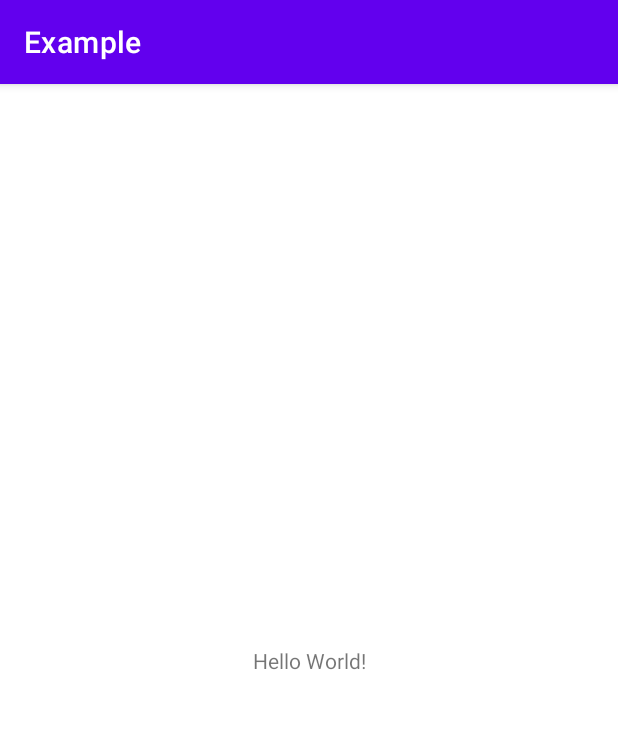
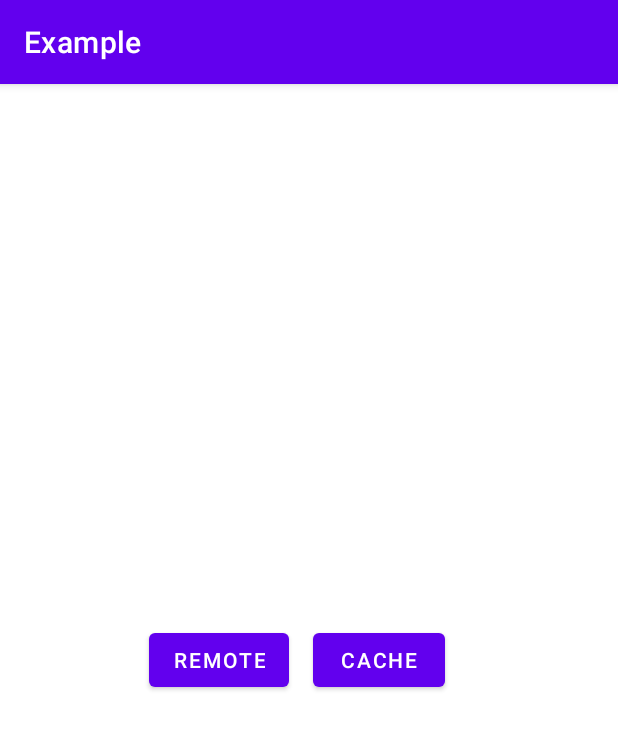
Before and after one commit to macsystems/CleanArchitectureBluePrint, an Android app: the screen it shows after launch (MainActivity), on a phone screen of 412 x 824 dp. Shown: the top 729 px of the screen. Run offline under Robolectric (Android 15) with nearby library versions, the phone set to English and light mode, and no system bars.

```diff
--- a/example/src/main/res/layout/activity_main.xml
+++ b/example/src/main/res/layout/activity_main.xml
@@ -6,13 +6,30 @@
     android:layout_height="match_parent"
     tools:context=".MainActivity">
 
-    <TextView
+    <Button
+        android:id="@+id/bt_load_remote"
         android:layout_width="wrap_content"
         android:layout_height="wrap_content"
-        android:text="Hello World!"
+        android:text="Remote"
         app:layout_constraintBottom_toBottomOf="parent"
-        app:layout_constraintLeft_toLeftOf="parent"
-        app:layout_constraintRight_toRightOf="parent"
-        app:layout_constraintTop_toTopOf="parent" />
+
+        app:layout_constraintEnd_toStartOf="@+id/bt_load_cache"
+        app:layout_constraintHorizontal_chainStyle="packed"
+        app:layout_constraintStart_toStartOf="parent"
+        app:layout_constraintTop_toTopOf="parent"
+        tools:ignore="HardcodedText" />
+
+    <Button
+        android:id="@+id/bt_load_cache"
+        android:layout_width="wrap_content"
+        android:layout_height="wrap_content"
+        android:layout_marginStart="16dp"
+        android:layout_marginEnd="16dp"
+        android:text="Cache"
+        app:layout_constraintBottom_toBottomOf="parent"
+        app:layout_constraintEnd_toEndOf="parent"
+        app:layout_constraintStart_toEndOf="@+id/bt_load_remote"
+        app:layout_constraintTop_toTopOf="parent"
+        tools:ignore="HardcodedText" />
 
 </androidx.constraintlayout.widget.ConstraintLayout>
```
Also changed, not shown: example/build.gradle (+5 -5 lines), lib/build.gradle (+1 -11 lines).
